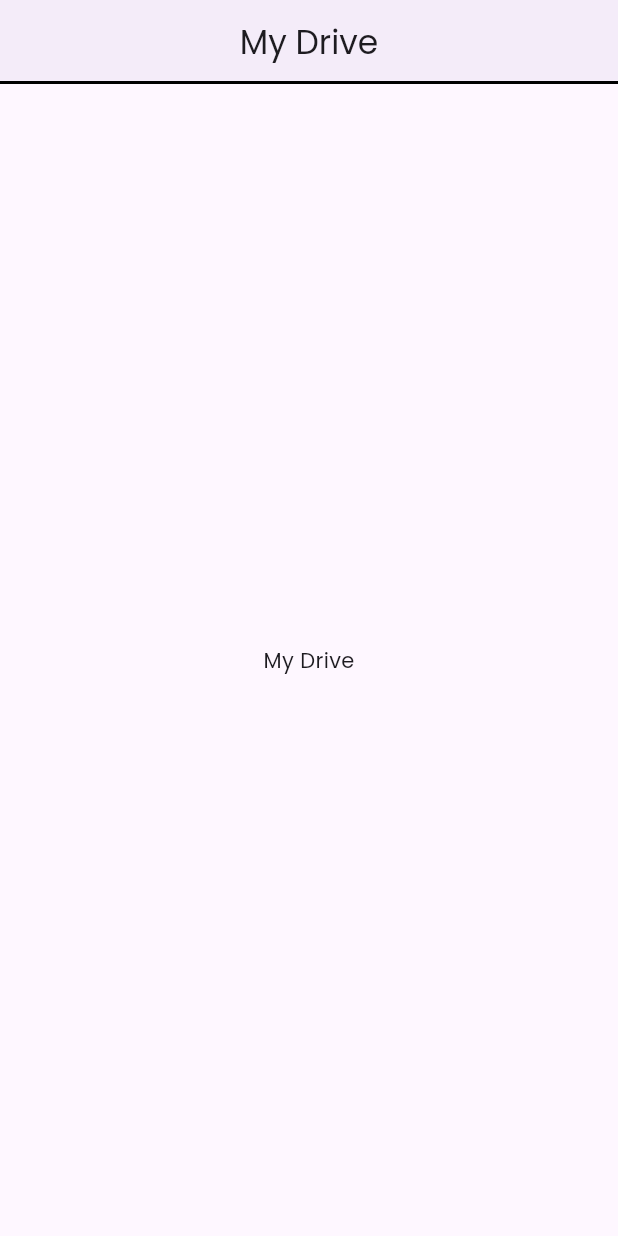
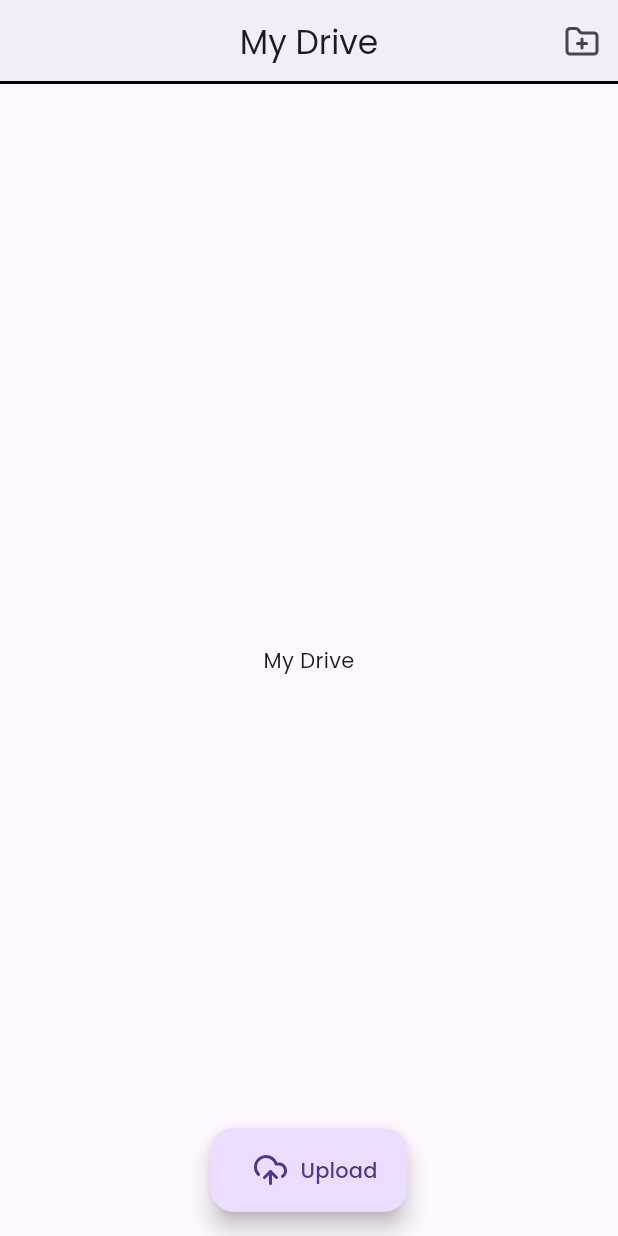
Before and after one commit to adityakumarcodes/aloha-mobile, a Flutter app: the MyDrivePage screen opened by its route, on a phone screen of 412 x 824 dp. Run offline on Flutter 3.47's test engine with Material 3 defaults, Android fonts, the phone set to English and light mode, and no system bars; our stand-ins replace cached_network_image, go_router, google_fonts, lucide_icons_flutter, supabase_flutter, youtube_player_flutter; missing offline and left inert: any_link_preview; accounts and stored records are empty; network calls fail.

Commit message:
small ui chages

```diff
--- a/lib/screens/chat.dart
+++ b/lib/screens/chat.dart
@@ -75,7 +75,7 @@ class _ChatPageState extends State<ChatPage> {
           ),
         ),
       ),
-      floatingActionButton: FloatingActionButton.large(
+      floatingActionButton: FloatingActionButton(
         onPressed: () {},
         tooltip: 'New chat',
         child: Icon(LucideIcons.messageSquarePlus),
--- a/lib/screens/chat_details.dart
+++ b/lib/screens/chat_details.dart
@@ -276,8 +276,8 @@ class _ChatDetailsState extends State<ChatDetails> {
                   ),
                   FloatingActionButton(
                     onPressed: () {},
-                    backgroundColor: Theme.of(context).primaryColor,
-                    child: const Icon(Icons.send, color: Colors.white),
+                    // backgroundColor: Theme.of(context).primaryColor,
+                    child: const Icon(Icons.send),
                   ),
                 ],
               ),
--- a/lib/screens/home.dart
+++ b/lib/screens/home.dart
@@ -15,10 +15,10 @@ class CategoryItem {
   final String text;
   final String route;
 
-  CategoryItem({required this.icon, required this.text, required this.route});
+  const CategoryItem({required this.icon, required this.text, required this.route});
 }
 
-final List<CategoryItem> categoriesList = [
+const List<CategoryItem> categoriesList = [
   CategoryItem(
     icon: LucideIcons.bookOpen,
     text: 'Notebook',
@@ -84,7 +84,7 @@ class _MyHomePageState extends State<MyHomePage> {
           ],
         ),
       ),
-      floatingActionButton: FloatingActionButton.large(
+      floatingActionButton: FloatingActionButton(
         onPressed: () {},
         child: Icon(LucideIcons.search),
       ),
--- a/lib/screens/mydrive.dart
+++ b/lib/screens/mydrive.dart
@@ -1,4 +1,5 @@
 import 'package:flutter/material.dart';
+import 'package:lucide_icons_flutter/lucide_icons.dart';
 
 class MyDrivePage extends StatefulWidget {
   const MyDrivePage({super.key});
@@ -17,10 +18,32 @@ class _MyDrivePageState extends State<MyDrivePage> {
         centerTitle: true,
         elevation: 2,
         shape: Border(bottom: BorderSide(color: Colors.black, width: 2)),
+        actions: [
+          IconButton(
+            tooltip: 'New Folder',
+            icon: const Icon(LucideIcons.folderPlus), onPressed: () {  },
+            // onPressed: () => _dialogBuilder(context),
+          ),
+        ],
       ),
       body: Center(
         child: Text('My Drive'),
       ),
+      floatingActionButtonLocation: FloatingActionButtonLocation.centerFloat,
+      floatingActionButton: FloatingActionButton.extended(
+        onPressed: (){},
+        label: Row(
+          mainAxisAlignment: MainAxisAlignment.center,
+          crossAxisAlignment: CrossAxisAlignment.center,
+          children: [
+            Padding(
+              padding: const EdgeInsets.all(8.0),
+              child: Icon(LucideIcons.cloudUpload),
+            ),
+            Text('Upload'),
+          ],
+        ),
+      ),
     );
   }
 }
--- a/lib/screens/notebook.dart
+++ b/lib/screens/notebook.dart
@@ -52,7 +52,7 @@ class _NotebookPageState extends State<NotebookPage> {
   @override
   Widget build(BuildContext context) {
     return Scaffold(
-      backgroundColor: Colors.purple.shade50,
+      backgroundColor: const Color.fromRGBO(243, 229, 245, 1),
       appBar: AppBar(
         title: const Text('Notebook'),
         centerTitle: true,
@@ -271,7 +271,7 @@ class _NotebookPageState extends State<NotebookPage> {
           ],
         ),
       ),
-      floatingActionButton: FloatingActionButton.large(
+      floatingActionButton: FloatingActionButton(
         onPressed: () => context.push('/notebook/addTask'),
         tooltip: 'Add Task',
         heroTag: "fab2",
```
